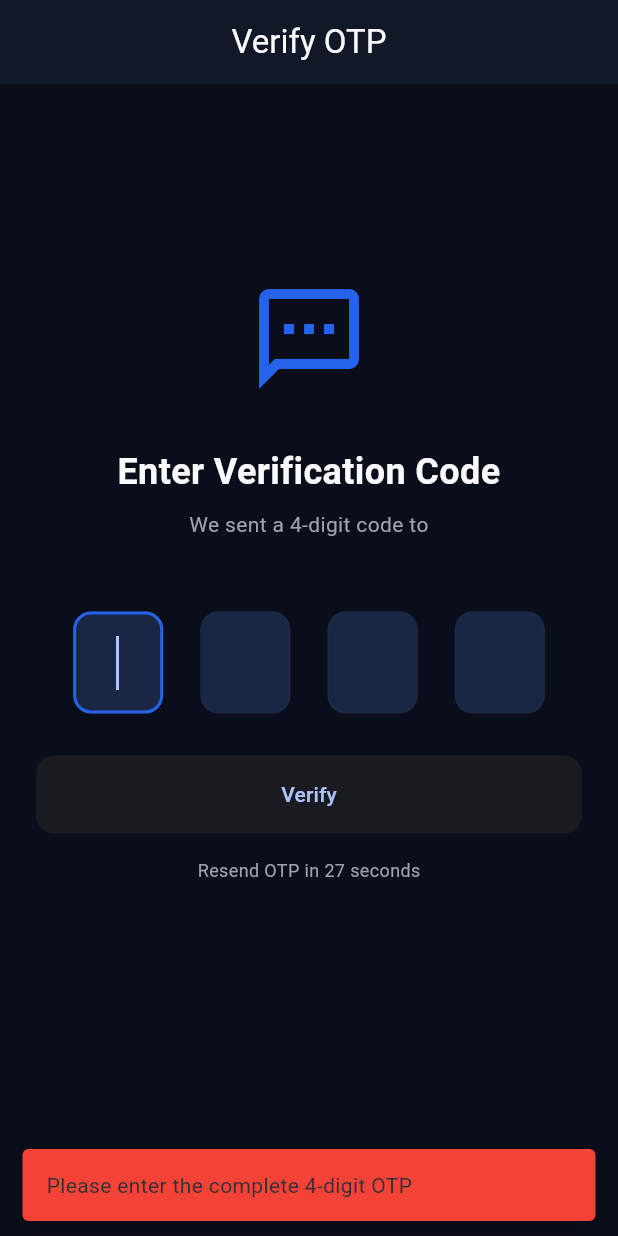
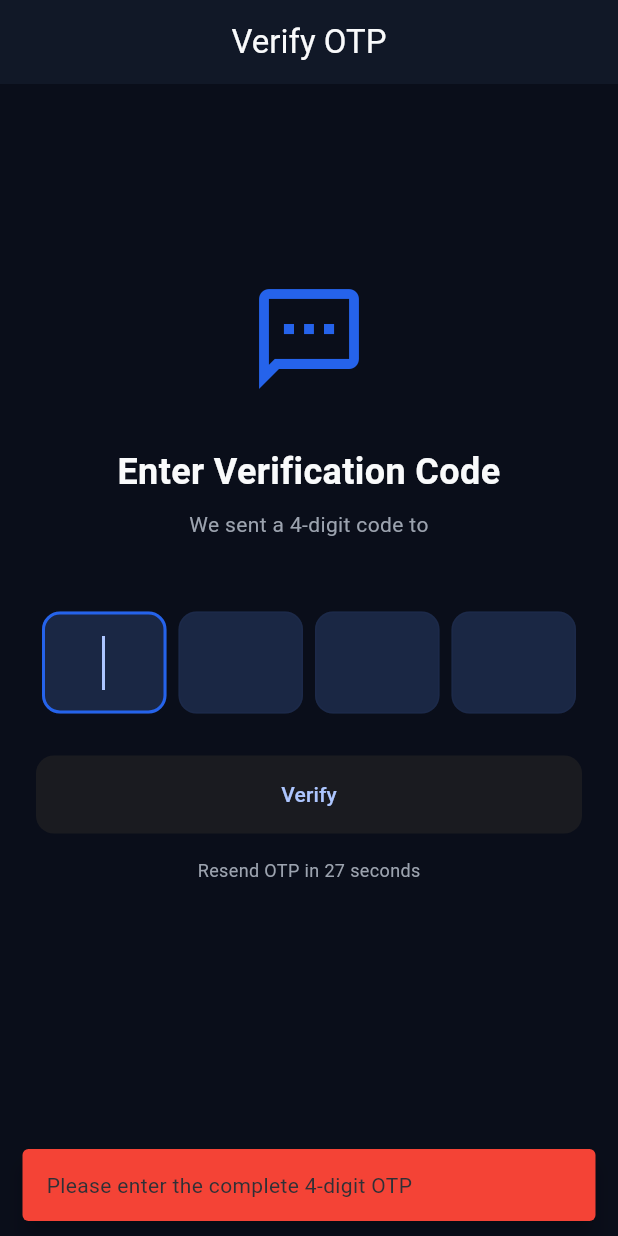
Before and after one commit to opalvedansh/ios, a Flutter app: the OtpVerificationScreen screen opened by its route, after a tap on "Verify", on a phone screen of 412 x 824 dp. Run offline on Flutter 3.47's test engine with Material 3 defaults, Android fonts, the phone set to English and light mode, and no system bars; our stand-ins replace cached_network_image, cloud_firestore, cloud_functions, firebase_auth, firebase_core, firebase_messaging and 10 more; missing offline and left inert: dart:js_interop, razorpay_flutter, sendotp_flutter_sdk; accounts and stored records are empty.

Commit message:
feat(auth): implement 6-digit OTP bypass for demo login and fix iOS URL schemes

```diff
--- a/lib/features/auth/presentation/screens/otp_verification_screen.dart
+++ b/lib/features/auth/presentation/screens/otp_verification_screen.dart
@@ -38,13 +38,9 @@ class OtpVerificationScreen extends ConsumerStatefulWidget {
 
 class _OtpVerificationScreenState
     extends ConsumerState<OtpVerificationScreen> {
-  // 4-digit OTP to match MSG91 template configuration
-  static const int _otpLength = 4;
-
-  final List<TextEditingController> _otpControllers =
-      List.generate(_otpLength, (_) => TextEditingController());
-  final List<FocusNode> _focusNodes =
-      List.generate(_otpLength, (_) => FocusNode());
+  late final int _otpLength;
+  late final List<TextEditingController> _otpControllers;
+  late final List<FocusNode> _focusNodes;
 
   bool _isLoading = false;
   int _resendTimer = 30;
@@ -55,6 +51,9 @@ class _OtpVerificationScreenState
   void initState() {
     super.initState();
     _reqId = widget.reqId;
+    _otpLength = _reqId == 'DEMO_REQ_ID' ? 6 : 4;
+    _otpControllers = List.generate(_otpLength, (_) => TextEditingController());
+    _focusNodes = List.generate(_otpLength, (_) => FocusNode());
     _startResendTimer();
   }
 
@@ -125,17 +124,43 @@ class _OtpVerificationScreenState
 
     try {
       // DEMO ACCOUNT BYPASS (for Apple App Store review)
-      // Uses the same custom-token flow as real users — no Email/Password
-      // provider needed, so firebase_auth/operation-not-allowed never fires.
       if (_reqId == 'DEMO_REQ_ID') {
-        if (otp == '1234') {
-          final functions = FirebaseFunctions.instanceFor(region: 'asia-south1');
-          final result = await functions
-              .httpsCallable('getDemoCustomToken')
-              .call();
-          final customToken = result.data['customToken'] as String;
-          await firebase_auth.FirebaseAuth.instance
-              .signInWithCustomToken(customToken);
+        if (otp == '123456') {
+          // Authenticate using Firebase's native "Test Phone Numbers" feature
+          // IMPORTANT: You MUST add +915555555555 and 123456 in Firebase Console ->
+          // Authentication -> Sign-in method -> Phone -> Phone numbers for testing.
+          final completer = Completer<void>();
+
+          await firebase_auth.FirebaseAuth.instance.verifyPhoneNumber(
+            phoneNumber: widget.phoneNumber,
+            verificationCompleted: (credential) async {
+              try {
+                await firebase_auth.FirebaseAuth.instance.signInWithCredential(credential);
+                if (!completer.isCompleted) completer.complete();
+              } catch (e) {
+                if (!completer.isCompleted) completer.completeError(e);
+              }
+            },
+            verificationFailed: (e) {
+              if (!completer.isCompleted) completer.completeError(e);
+            },
+            codeSent: (verificationId, resendToken) async {
+              try {
+                final credential = firebase_auth.PhoneAuthProvider.credential(
+                  verificationId: verificationId,
+                  smsCode: '123456',
+                );
+                await firebase_auth.FirebaseAuth.instance.signInWithCredential(credential);
+                if (!completer.isCompleted) completer.complete();
+              } catch (e) {
+                if (!completer.isCompleted) completer.completeError(e);
+              }
+            },
+            codeAutoRetrievalTimeout: (verificationId) {},
+          );
+
+          await completer.future;
+
           if (!mounted) return;
           context.go('/home');
           return;
@@ -174,7 +199,7 @@ class _OtpVerificationScreenState
     try {
       // DEMO ACCOUNT BYPASS
       if (_reqId == 'DEMO_REQ_ID') {
-        showPlatformSuccess(context, 'Demo OTP is always 1234');
+        showPlatformSuccess(context, 'Demo OTP is always 123456');
         return;
       }
 
@@ -232,7 +257,12 @@ class _OtpVerificationScreenState
             Row(
               mainAxisAlignment: MainAxisAlignment.spaceEvenly,
               children:
-                  List.generate(_otpLength, (index) => _buildOtpField(index)),
+                  List.generate(_otpLength, (index) => Expanded(
+                    child: Padding(
+                      padding: const EdgeInsets.symmetric(horizontal: 4.0),
+                      child: _buildOtpField(index),
+                    ),
+                  )),
             ),
             const SizedBox(height: 24),
 
@@ -264,7 +294,6 @@ class _OtpVerificationScreenState
 
   Widget _buildOtpField(int index) {
     return SizedBox(
-      width: 60,
       height: 72,
       child: TextField(
         controller: _otpControllers[index],
```
Also changed, not shown: 2 other files.
